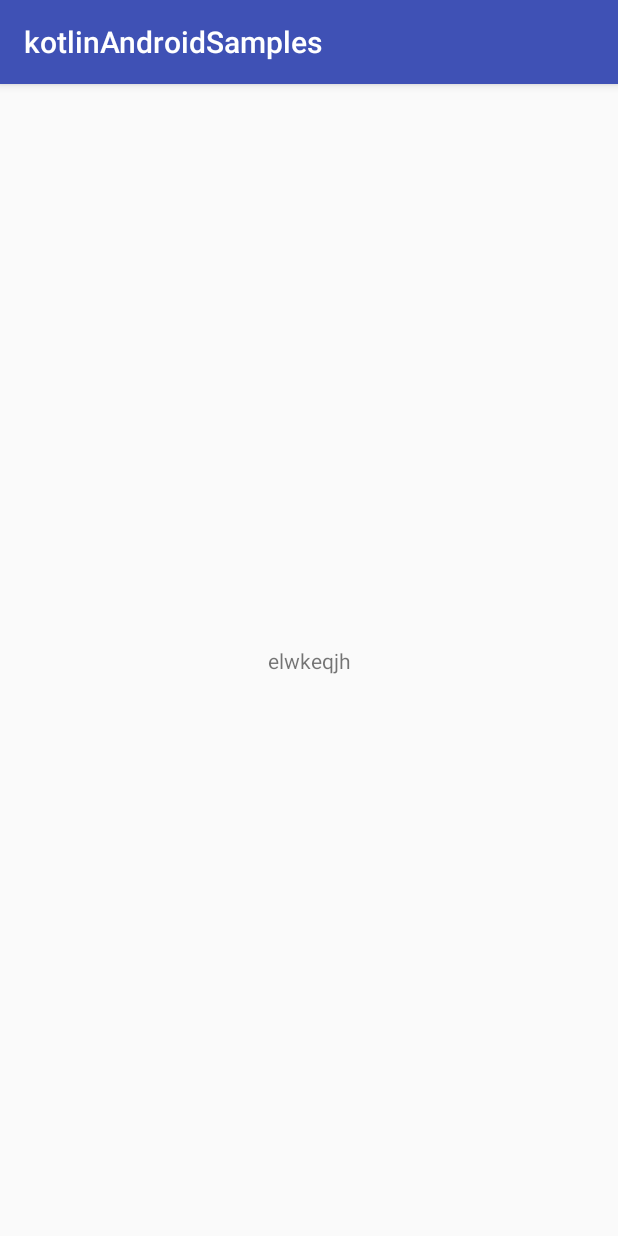
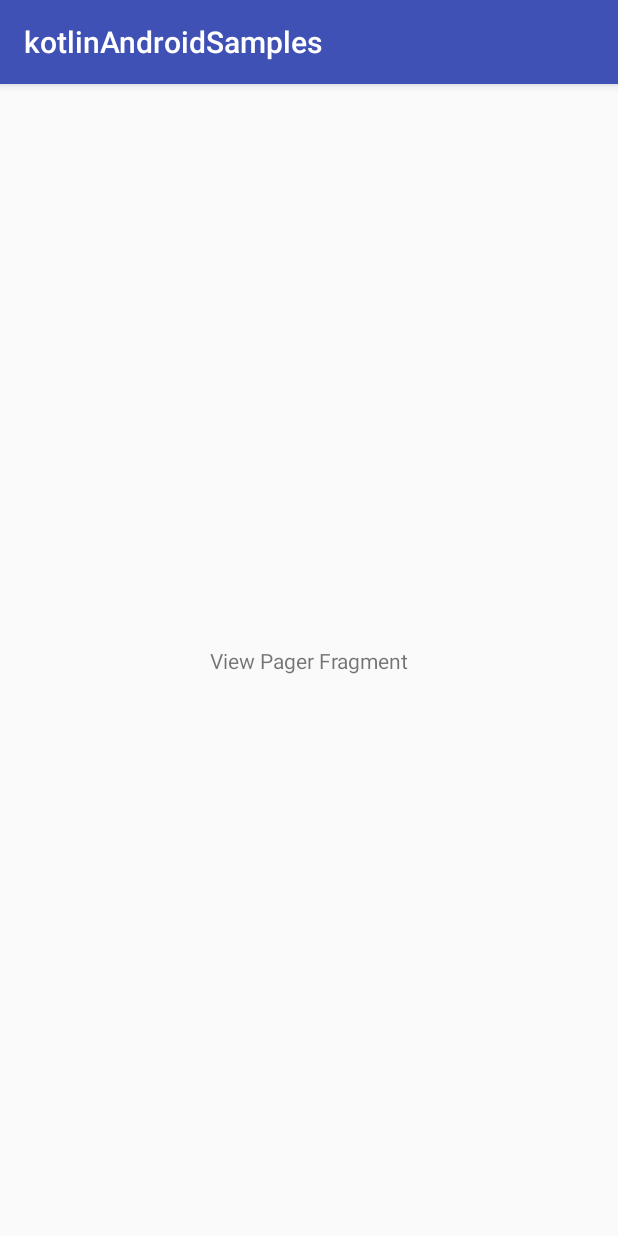
Before and after one commit to AnupamSingh0211/kotlinAndroidSamples, an Android app: the screen it shows after launch (ViewPagerActivity), on a phone screen of 412 x 824 dp. Run offline under Robolectric (Android 15) with nearby library versions, the phone set to English and light mode, and no system bars.

Commit message:
View Pager Sample Added

```diff
--- a/app/src/main/java/com/hala/kotlinandroidsamples/viewpager/PagerAdapter.kt
+++ b/app/src/main/java/com/hala/kotlinandroidsamples/viewpager/PagerAdapter.kt
@@ -10,6 +10,7 @@ import android.support.v4.app.FragmentStatePagerAdapter
  * @version 1.0
  * @since 2017-12-28
  */
+
 class PagerAdapter(fragementManager: FragmentManager) : FragmentStatePagerAdapter(fragementManager) {
 
     override fun getCount(): Int {
--- a/app/src/main/java/com/hala/kotlinandroidsamples/viewpager/ViewPagerActivity.kt
+++ b/app/src/main/java/com/hala/kotlinandroidsamples/viewpager/ViewPagerActivity.kt
@@ -10,6 +10,7 @@ class ViewPagerActivity : AppCompatActivity() {
     private lateinit var viewPager: ViewPager
     private lateinit var pagerAdapter: PagerAdapter
 
+
     // Use the keyword lateinit to avoid making the view nullable if you want to initialize it later.
     override fun onCreate(savedInstanceState: Bundle?) {
         super.onCreate(savedInstanceState)
--- a/app/src/main/java/com/hala/kotlinandroidsamples/viewpager/ViewPagerFragment.kt
+++ b/app/src/main/java/com/hala/kotlinandroidsamples/viewpager/ViewPagerFragment.kt
@@ -22,6 +22,7 @@ class ViewPagerFragment : Fragment() {
         }
     }
 
+
     override fun onCreateView(inflater: LayoutInflater?, container: ViewGroup?, savedInstanceState: Bundle?): View? {
         return inflater?.inflate(R.layout.fragment_view_pager, container, false)
     }
--- a/app/src/main/res/layout/activity_view_pager.xml
+++ b/app/src/main/res/layout/activity_view_pager.xml
@@ -7,4 +7,5 @@
         android:id="@+id/activity_view_pager_holder"
         android:layout_width="match_parent"
         android:layout_height="match_parent"></android.support.v4.view.ViewPager>
+
 </android.support.constraint.ConstraintLayout>
--- a/app/src/main/res/layout/fragment_view_pager.xml
+++ b/app/src/main/res/layout/fragment_view_pager.xml
@@ -9,7 +9,7 @@
         android:id="@+id/fragment_onboarding_text"
         android:layout_width="wrap_content"
         android:layout_height="wrap_content"
-        android:text="elwkeqjh"
+        android:text="View Pager Fragment"
         app:layout_constraintBottom_toBottomOf="parent"
         app:layout_constraintEnd_toEndOf="parent"
         app:layout_constraintHorizontal_bias="0.5"
```
